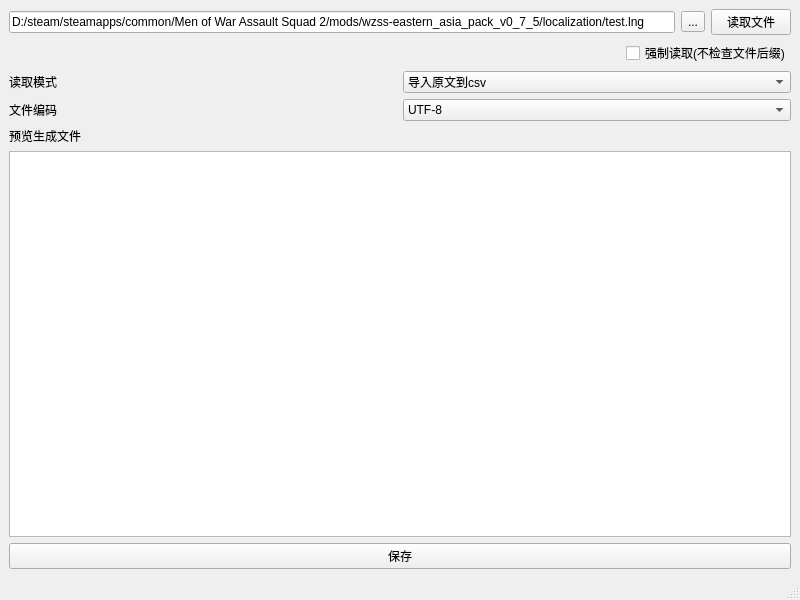
This is LTMOW_lng2csv/lng2csv_tool.ui in FNSOIDATHQ/localization-tool-for-Men-of-War as Qt 5 draws it before an edit. The edited form follows.
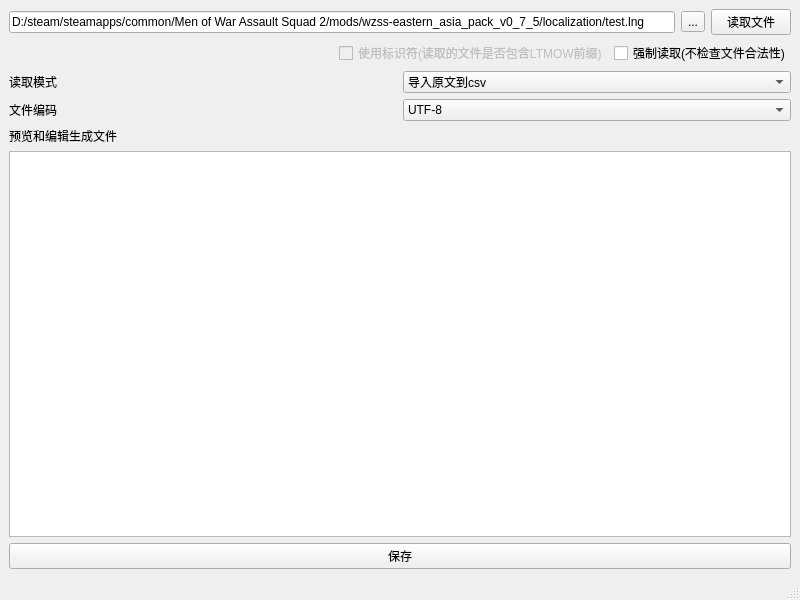
This is the edited form.

Patch:
```diff
--- a/LTMOW_lng2csv/lng2csv_tool.ui
+++ b/LTMOW_lng2csv/lng2csv_tool.ui
@@ -20,7 +20,7 @@
       <item>
        <widget class="QLabel" name="label">
         <property name="text">
-         <string>预览生成文件</string>
+         <string>预览和编辑生成文件</string>
         </property>
        </widget>
       </item>
@@ -131,6 +131,16 @@
         </property>
        </spacer>
       </item>
+      <item>
+       <widget class="QCheckBox" name="checkBox_isstd">
+        <property name="enabled">
+         <bool>false</bool>
+        </property>
+        <property name="text">
+         <string>使用标识符(读取的文件是否包含LTMOW前缀)</string>
+        </property>
+       </widget>
+      </item>
       <item>
        <widget class="QCheckBox" name="checkBox_forceRead">
         <property name="enabled">
@@ -146,7 +156,7 @@
          <enum>Qt::StrongFocus</enum>
         </property>
         <property name="text">
-         <string>强制读取(不检查文件后缀)</string>
+         <string>强制读取(不检查文件合法性)</string>
         </property>
        </widget>
       </item>
```
Left out of the diff: 2 changed lines with no effect on the pictures.
